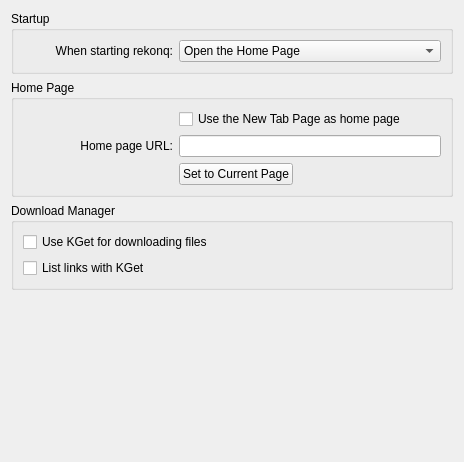
This is src/settings/settings_general.ui in KDE/rekonq as Qt 5 draws it before an edit. The edited form follows.
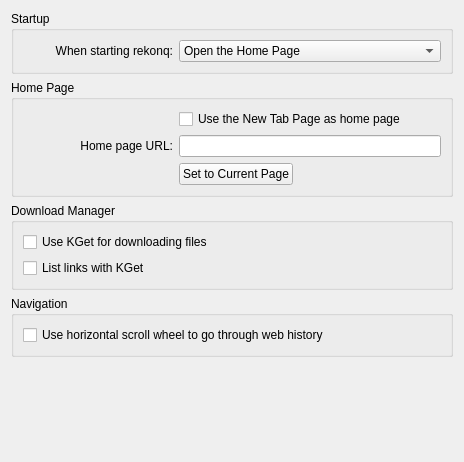
This is the edited form. Custom widgets are drawn as their Qt base class.

Commit message: Horizontal scroll wheel may now be used to navigate through history (Disabled by default).

Diff of the .ui file:
```diff
--- a/src/settings/settings_general.ui
+++ b/src/settings/settings_general.ui
@@ -174,6 +174,22 @@
      </layout>
     </widget>
    </item>
+   <item>
+    <widget class="QGroupBox" name="groupBox_5">
+     <property name="title">
+      <string>Navigation</string>
+     </property>
+     <layout class="QVBoxLayout" name="verticalLayout_3">
+      <item>
+       <widget class="QCheckBox" name="kcfg_hScrollWheelHistory">
+        <property name="text">
+         <string>Use horizontal scroll wheel to go through web history</string>
+        </property>
+       </widget>
+      </item>
+     </layout>
+    </widget>
+   </item>
    <item>
     <spacer name="verticalSpacer">
      <property name="orientation">
```
The commit also changes 6 other files.
